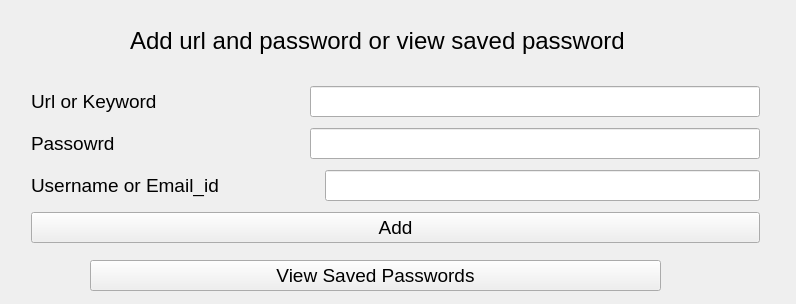
Before: the Qt Designer form data.ui in Shikhar21121999/Password-keeper, drawn with Qt 5.
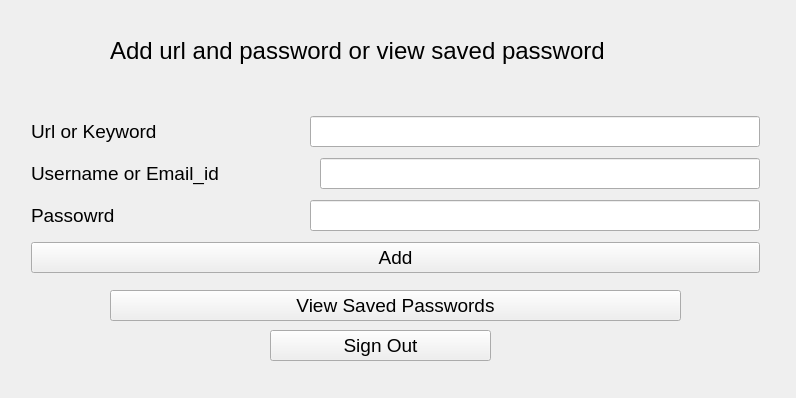
After: the same form once the commit is applied. The open tabs and pages were chosen to show the change.

What changed in the file:
```diff
--- a/data.ui
+++ b/data.ui
@@ -7,9 +7,15 @@
     <x>0</x>
     <y>0</y>
     <width>796</width>
-    <height>304</height>
+    <height>398</height>
    </rect>
   </property>
+  <property name="minimumSize">
+   <size>
+    <width>796</width>
+    <height>0</height>
+   </size>
+  </property>
   <property name="font">
    <font>
     <pointsize>14</pointsize>
@@ -25,7 +31,7 @@
       <x>0</x>
       <y>0</y>
       <width>791</width>
-      <height>341</height>
+      <height>381</height>
      </rect>
     </property>
     <property name="currentIndex">
@@ -47,10 +53,10 @@
      <widget class="QLabel" name="label_4">
       <property name="geometry">
        <rect>
-        <x>130</x>
-        <y>20</y>
-        <width>531</width>
-        <height>41</height>
+        <x>110</x>
+        <y>10</y>
+        <width>561</width>
+        <height>81</height>
        </rect>
       </property>
       <property name="font">
@@ -62,24 +68,11 @@
        <string>Add url and password or view saved password</string>
       </property>
      </widget>
-     <widget class="QPushButton" name="VSPButton">
-      <property name="geometry">
-       <rect>
-        <x>90</x>
-        <y>260</y>
-        <width>571</width>
-        <height>31</height>
-       </rect>
-      </property>
-      <property name="text">
-       <string>View Saved Passwords</string>
-      </property>
-     </widget>
      <widget class="QWidget" name="layoutWidget">
       <property name="geometry">
        <rect>
         <x>30</x>
-        <y>80</y>
+        <y>110</y>
         <width>731</width>
         <height>171</height>
        </rect>
@@ -116,31 +109,12 @@
          </item>
         </layout>
        </item>
-       <item>
-        <layout class="QHBoxLayout" name="horizontalLayout_2">
-         <item>
-          <widget class="QLabel" name="label_2">
-           <property name="font">
-            <font>
-             <pointsize>14</pointsize>
-            </font>
-           </property>
-           <property name="text">
-            <string>Passowrd                                    </string>
-           </property>
-          </widget>
-         </item>
-         <item>
-          <widget class="QLineEdit" name="PassUrl"/>
-         </item>
-        </layout>
-       </item>
        <item>
         <layout class="QHBoxLayout" name="horizontalLayout_3">
          <item>
           <widget class="QLabel" name="label_3">
            <property name="text">
-            <string>Username or Email_id                   </string>
+            <string>Username or Email_id                  </string>
            </property>
           </widget>
          </item>
@@ -149,6 +123,35 @@
          </item>
         </layout>
        </item>
+       <item>
+        <layout class="QHBoxLayout" name="horizontalLayout_2">
+         <item>
+          <widget class="QLabel" name="label_2">
+           <property name="font">
+            <font>
+             <pointsize>14</pointsize>
+            </font>
+           </property>
+           <property name="text">
+            <string>Passowrd                                    </string>
+           </property>
+          </widget>
+         </item>
+         <item>
+          <widget class="QLineEdit" name="PassUrl">
+           <property name="inputMethodHints">
+            <set>Qt::ImhHiddenText|Qt::ImhNoAutoUppercase|Qt::ImhNoPredictiveText|Qt::ImhSensitiveData</set>
+           </property>
+           <property name="text">
+            <string/>
+           </property>
+           <property name="echoMode">
+            <enum>QLineEdit::Password</enum>
+           </property>
+          </widget>
+         </item>
+        </layout>
+       </item>
        <item>
         <widget class="QPushButton" name="AddButton">
          <property name="text">
@@ -158,6 +161,32 @@
        </item>
       </layout>
      </widget>
+     <widget class="QPushButton" name="VSPButton">
+      <property name="geometry">
+       <rect>
+        <x>110</x>
+        <y>290</y>
+        <width>571</width>
+        <height>31</height>
+       </rect>
+      </property>
+      <property name="text">
+       <string>View Saved Passwords</string>
+      </property>
+     </widget>
+     <widget class="QPushButton" name="SignoutButton">
+      <property name="geometry">
+       <rect>
+        <x>270</x>
+        <y>330</y>
+        <width>221</width>
+        <height>31</height>
+       </rect>
+      </property>
+      <property name="text">
+       <string>Sign Out</string>
+      </property>
+     </widget>
     </widget>
    </widget>
   </widget>
```
Left out of the diff: 35 changed lines with no effect on the pictures.
